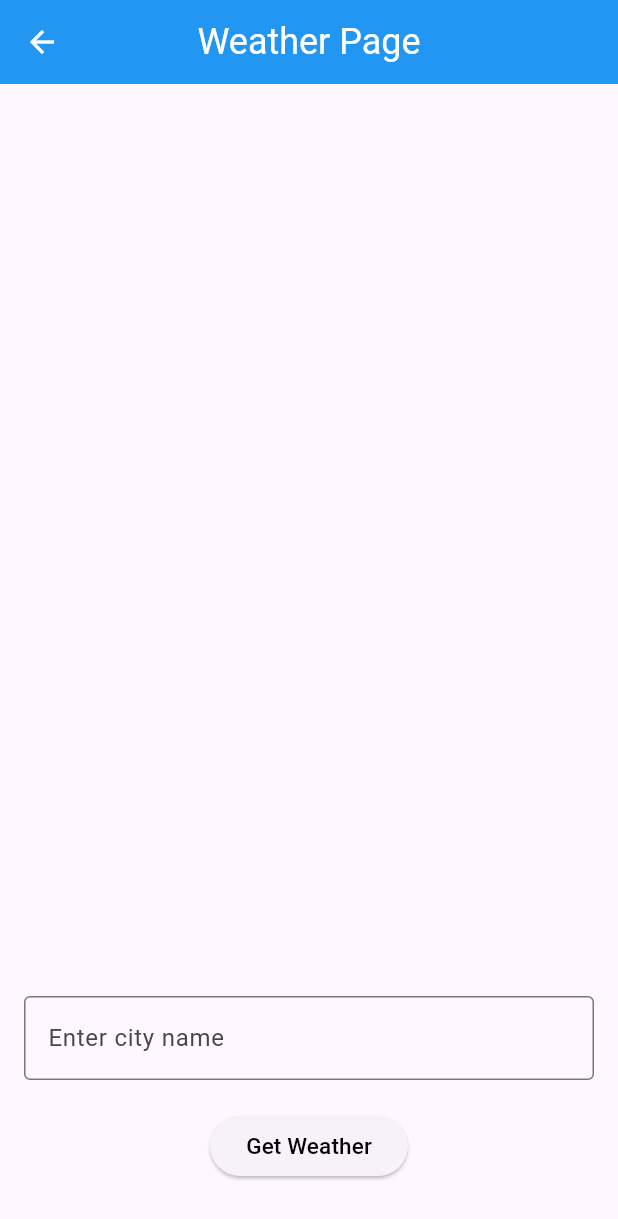
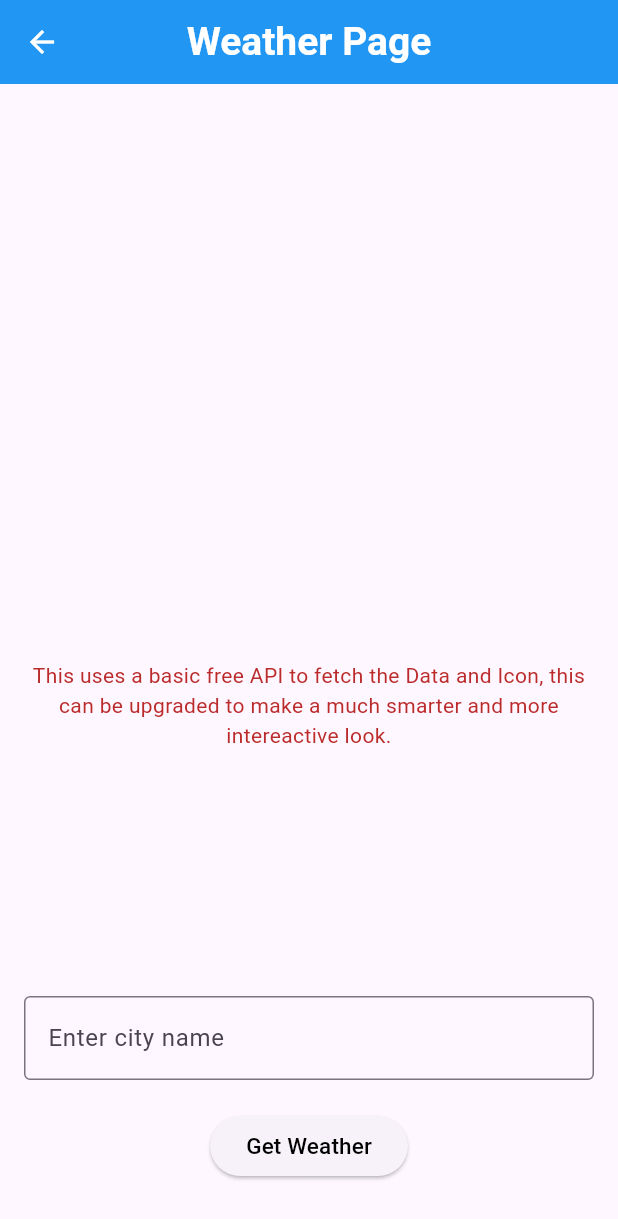
Before and after one commit to joegalvinn/coffee_card, a Flutter app: the screen it shows after launch, in the side drawer, after a tap on "Weather Page", on a phone screen of 412 x 824 dp. Shown: the top 1219 px of the screen. Run offline on Flutter 3.47's test engine with Material 3 defaults, Android fonts, the light colour scheme and no system bars; our stand-ins replace flutter_map, font_awesome_flutter, latlong2, webview_flutter.

Commit message:
cleaning up

```diff
--- a/lib/screens/splash_screen.dart
+++ b/lib/screens/splash_screen.dart
@@ -68,8 +68,8 @@ class _SplashScreenState extends State<SplashScreen>
           child: Center(
             child: Image.asset(
               'images/fishlogo.png',
-              width: 300, // Adjust the width as needed
-              height: 300, // Adjust the height as needed
+              width: 200, // Adjust the width as needed
+              height: 200, // Adjust the height as needed
               fit: BoxFit.contain, // Ensure the image scales correctly
             ),
           ),
--- a/lib/screens/weather_page.dart
+++ b/lib/screens/weather_page.dart
@@ -48,7 +48,8 @@ class _WeatherPageState extends State<WeatherPage> {
       appBar: AppBar(
         title: const Text(
           'Weather Page',
-          style: TextStyle(fontSize: 24, color: Colors.white),
+          style: TextStyle(
+              fontSize: 26, fontWeight: FontWeight.w600, color: Colors.white),
         ),
         backgroundColor: Colors.blue,
         centerTitle: true, // Centers the title
@@ -70,7 +71,7 @@ class _WeatherPageState extends State<WeatherPage> {
                 '${_weather!.cityName}, ${_weather!.country}',
                 style: const TextStyle(
                   fontSize: 24,
-                  fontWeight: FontWeight.bold,
+                  fontWeight: FontWeight.w500,
                 ),
               ),
             const SizedBox(height: 20),
@@ -128,7 +129,14 @@ class _WeatherPageState extends State<WeatherPage> {
             // Spacer to push the input fields and button to the bottom
             const Spacer(),
 
+            const Text(
+              'This uses a basic free API to fetch the Data and Icon, this can be upgraded to make a much smarter and more intereactive look.',
+              style: TextStyle(
+                  fontSize: 14, color: Color.fromARGB(255, 187, 43, 43)),
+              textAlign: TextAlign.center,
+            ),
             // Input field and button at the bottom
+            const Spacer(),
             TextField(
               controller: _cityController,
               decoration: const InputDecoration(
```
Also changed, not shown: lib/screens/web_view_page.dart (+8 -1 lines).
